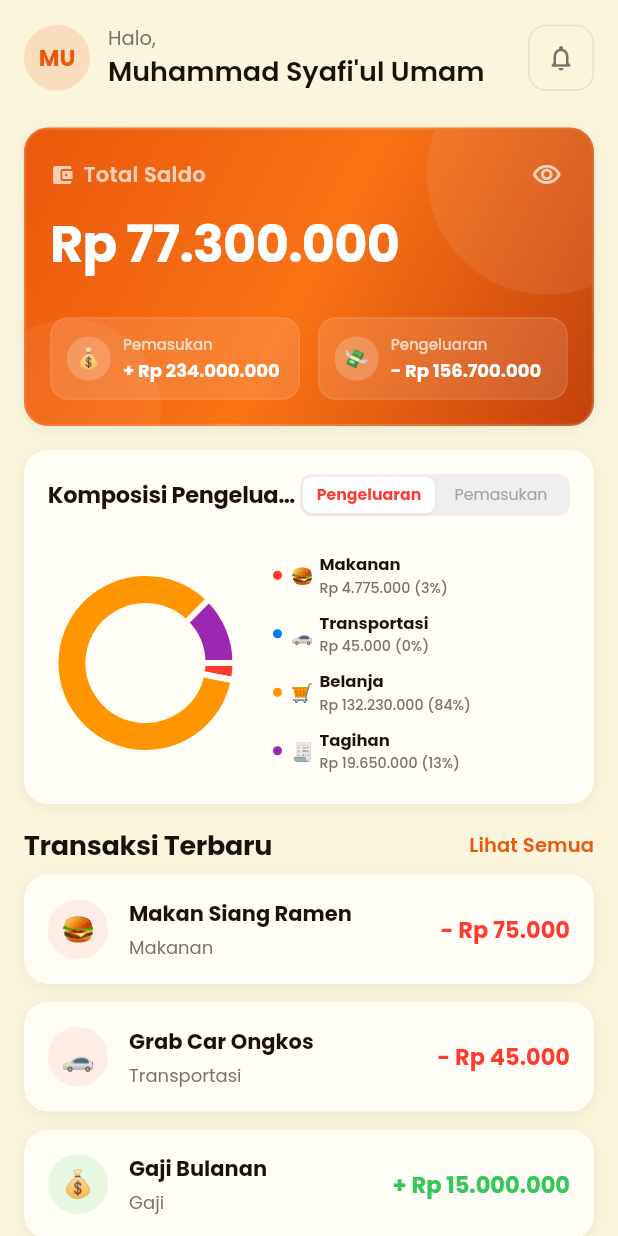
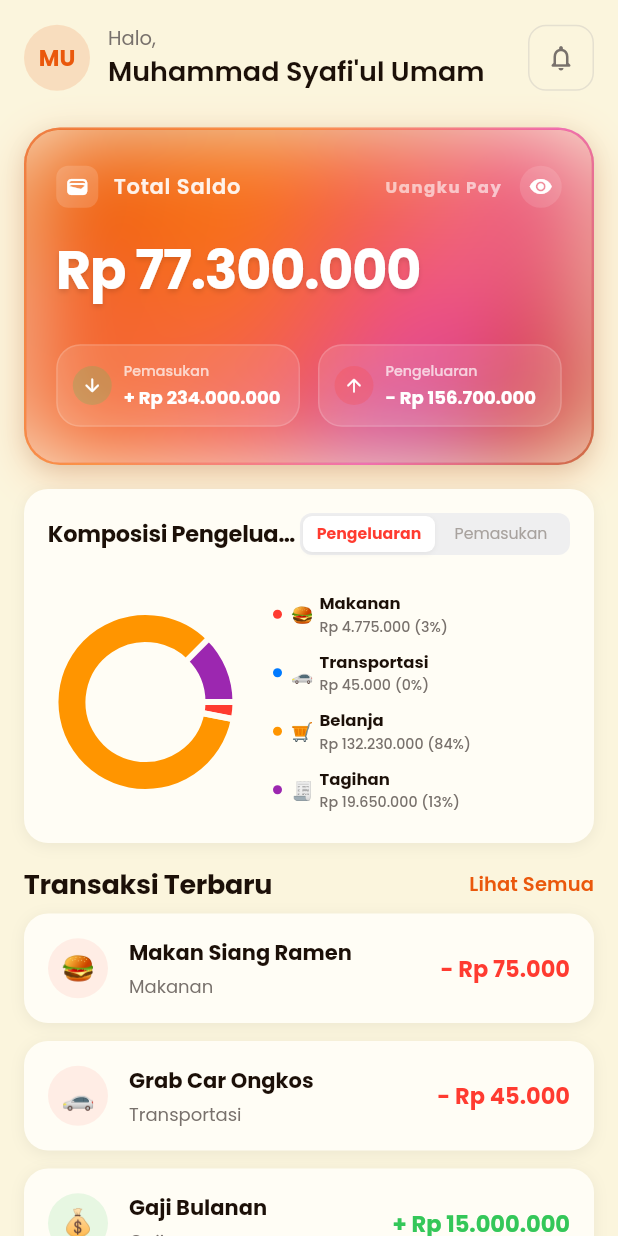
Before and after one commit to Umam07/Uangku, a Flutter app: the HomeTab screen opened directly with empty values, on a phone screen of 412 x 824 dp. Run offline on Flutter 3.47's test engine with Material 3 defaults, Android fonts, the phone set to English and light mode, and no system bars; drawn by our look-alikes of fl_chart; our stand-ins replace camera, google_fonts, image_picker, permission_handler, shared_preferences; missing offline and left inert: google_mlkit_text_recognition; accounts and stored records are empty.

Commit message:
design: Redesign and polish total balance card with glassmorphism and mesh gradient

```diff
--- a/lib/screens/home_tab.dart
+++ b/lib/screens/home_tab.dart
@@ -1,3 +1,4 @@
+import 'dart:ui';
 import 'package:flutter/material.dart';
 import 'package:flutter/services.dart';
 import 'package:fl_chart/fl_chart.dart';
@@ -214,61 +215,151 @@ class _HomeTabState extends State<HomeTab> {
     );
   }
 
+  Widget _buildGlassStatPanel({
+    required String title,
+    required String amount,
+    required IconData icon,
+    required Color iconColor,
+  }) {
+    return Container(
+      padding: const EdgeInsets.symmetric(horizontal: 10, vertical: 10),
+      decoration: BoxDecoration(
+        color: Colors.white.withValues(alpha: 0.12),
+        borderRadius: BorderRadius.circular(16),
+        border: Border.all(
+          color: Colors.white.withValues(alpha: 0.15),
+          width: 1.0,
+        ),
+      ),
+      child: Row(
+        children: [
+          Container(
+            padding: const EdgeInsets.all(6),
+            decoration: BoxDecoration(
+              color: iconColor.withValues(alpha: 0.2),
+              shape: BoxShape.circle,
+            ),
+            child: Icon(
+              icon,
+              color: Colors.white,
+              size: 14,
+            ),
+          ),
+          const SizedBox(width: 8),
+          Expanded(
+            child: Column(
+              crossAxisAlignment: CrossAxisAlignment.start,
+              mainAxisSize: MainAxisSize.min,
+              children: [
+                Text(
+                  title,
+                  style: TextStyle(
+                    color: Colors.white.withValues(alpha: 0.7),
+                    fontSize: 9.5,
+                    fontWeight: FontWeight.w500,
+                  ),
+                ),
+                const SizedBox(height: 2),
+                Text(
+                  amount,
+                  style: const TextStyle(
+                    color: Colors.white,
+                    fontSize: 12,
+                    fontWeight: FontWeight.bold,
+                    fontFeatures: [FontFeature.tabularFigures()],
+                  ),
+                  overflow: TextOverflow.ellipsis,
+                ),
+              ],
+            ),
+          ),
+        ],
+      ),
+    );
+  }
+
   Widget _buildBalanceCard(bool isDark, ThemeData theme) {
     return Container(
       width: double.infinity,
       decoration: BoxDecoration(
-        gradient: const LinearGradient(
-          colors: [AppColors.primary, Color(0xFFF97316), AppColors.primaryDark],
+        gradient: LinearGradient(
+          colors: [
+            AppColors.primary,
+            const Color(0xFFF97316),
+            const Color(0xFFEC4899),
+            AppColors.primaryDark,
+          ],
           begin: Alignment.topLeft,
           end: Alignment.bottomRight,
+          stops: const [0.0, 0.35, 0.7, 1.0],
         ),
-        borderRadius: BorderRadius.circular(AppSpacing.radiusCard), // 16
+        borderRadius: BorderRadius.circular(24),
         boxShadow: [
           BoxShadow(
-            color: Colors.black.withValues(alpha: 0.06), // shadow y:2, blur:8, rgba(0,0,0,0.06)
-            blurRadius: 8,
-            offset: const Offset(0, 2),
+            color: AppColors.primary.withValues(alpha: 0.25),
+            blurRadius: 24,
+            offset: const Offset(0, 8),
+          ),
+          BoxShadow(
+            color: Colors.black.withValues(alpha: 0.08),
+            blurRadius: 10,
+            offset: const Offset(0, 4),
           ),
         ],
         border: Border.all(
-          color: Colors.white.withValues(alpha: 0.15),
+          color: Colors.white.withValues(alpha: 0.22),
           width: 1.5,
         ),
       ),
       child: ClipRRect(
-        borderRadius: BorderRadius.circular(AppSpacing.radiusCard - 1.5),
+        borderRadius: BorderRadius.circular(22.5),
         child: Stack(
           children: [
-            // Abstract decorative circles for premium design
+            // Abstract decorative circles/shapes with blur for mesh gradient effect
             Positioned(
-              right: -50,
-              top: -50,
+              right: -20,
+              top: -30,
               child: Container(
-                width: 160,
-                height: 160,
+                width: 150,
+                height: 150,
                 decoration: BoxDecoration(
-                  color: Colors.white.withValues(alpha: 0.08),
+                  color: const Color(0xFFFDE047).withValues(alpha: 0.15),
                   shape: BoxShape.circle,
                 ),
               ),
             ),
             Positioned(
-              left: -30,
-              bottom: -50,
+              left: -40,
+              bottom: -40,
               child: Container(
-                width: 120,
-                height: 120,
+                width: 180,
+                height: 180,
                 decoration: BoxDecoration(
-                  color: Colors.white.withValues(alpha: 0.06),
+                  color: const Color(0xFFEC4899).withValues(alpha: 0.2),
                   shape: BoxShape.circle,
                 ),
               ),
             ),
-
-            // Card Content
+            Positioned(
+              right: 60,
+              bottom: -80,
+              child: Container(
+                width: 140,
+                height: 140,
+                decoration: BoxDecoration(
+                  color: const Color(0xFF3B82F6).withValues(alpha: 0.15),
+                  shape: BoxShape.circle,
+                ),
+              ),
+            ),
+            Positioned.fill(
+              child: BackdropFilter(
+                filter: ImageFilter.blur(sigmaX: 30, sigmaY: 30),
+                child: Container(color: Colors.transparent),
+              ),
+            ),
             Padding(
-              padding: const EdgeInsets.all(AppSpacing.l), // padding 16
+              padding: const EdgeInsets.symmetric(horizontal: 20.0, vertical: 24.0),
               child: Column(
                 crossAxisAlignment: CrossAxisAlignment.start,
                 children: [
@@ -276,56 +367,88 @@ class _HomeTabState extends State<HomeTab> {
                     mainAxisAlignment: MainAxisAlignment.spaceBetween,
                     children: [
                       Row(
-                        children: const [
-                          Icon(
-                            Icons.account_balance_wallet_rounded,
-                            color: Colors.white70,
-                            size: 16,
+                        children: [
+                          Container(
+                            padding: const EdgeInsets.all(6),
+                            decoration: BoxDecoration(
+                              color: Colors.white.withValues(alpha: 0.15),
+                              borderRadius: BorderRadius.circular(8),
+                            ),
+                            child: const Icon(
+                              Icons.wallet_rounded,
+                              color: Colors.white,
+                              size: 16,
+                            ),
                           ),
-                          SizedBox(width: 6),
+                          const SizedBox(width: 10),
                           Text(
                             'Total Saldo',
                             style: TextStyle(
-                              color: Colors.white70,
+                              color: Colors.white.withValues(alpha: 0.9),
                               fontSize: 14,
                               fontWeight: FontWeight.w600,
-                              letterSpacing: 0.2,
+                              letterSpacing: 0.5,
                             ),
                           ),
                         ],
                       ),
-                      GestureDetector(
-                        onTap: () {
-                          HapticFeedback.lightImpact();
-                          setState(() {
-                            _obscureBalance = !_obscureBalance;
-                          });
-                        },
-                        behavior: HitTestBehavior.opaque,
-                        child: Padding(
-                          padding: const EdgeInsets.all(4.0),
-                          child: Icon(
-                            _obscureBalance
-                                ? Icons.visibility_off_outlined
-                                : Icons.visibility_outlined,
-                            color: Colors.white70,
-                            size: 20,
+                      Row(
+                        children: [
+                          Text(
+                            'Uangku Pay',
+                            style: TextStyle(
+                              color: Colors.white.withValues(alpha: 0.6),
+                              fontSize: 11,
+                              fontWeight: FontWeight.bold,
+                              letterSpacing: 1.0,
+                            ),
                           ),
-                        ),
+                          const SizedBox(width: 12),
+                          GestureDetector(
+                            onTap: () {
+                              HapticFeedback.lightImpact();
+                              setState(() {
+                                _obscureBalance = !_obscureBalance;
+                              });
+                            },
+                            behavior: HitTestBehavior.opaque,
+                            child: Container(
+                              padding: const EdgeInsets.all(6),
+                              decoration: BoxDecoration(
+                                color: Colors.white.withValues(alpha: 0.12),
+                                shape: BoxShape.circle,
+                              ),
+                              child: Icon(
+                                _obscureBalance
+                                    ? Icons.visibility_off_rounded
+                                    : Icons.visibility_rounded,
+                                color: Colors.white,
+                                size: 16,
+                              ),
+                            ),
+                          ),
+                        ],
                       ),
                     ],
                   ),
-                  const SizedBox(height: 8),
+                  const SizedBox(height: 16),
                   Text(
                     _obscureBalance
                         ? 'Rp ••••••'
                         : '${_totalBalance < 0 ? '-' : ''}${_formatCurrency(_totalBalance)}',
                     style: const TextStyle(
                       color: Colors.white,
-                      fontSize: 34,
+                      fontSize: 36,
                       fontWeight: FontWeight.bold,
-                      letterSpacing: -0.5,
+                      letterSpacing: -0.8,
                       fontFeatures: [FontFeature.tabularFigures()],
+                      shadows: [
+                        Shadow(
+                          color: Colors.black12,
+                          offset: Offset(0, 2),
+                          blurRadius: 4,
+                        ),
+                      ],
                     ),
                   ),
                   const SizedBox(height: 24),
@@ -333,102 +456,21 @@ class _HomeTabState extends State<HomeTab> {
                     children: [
                       // Income card
                       Expanded(
-                        child: Container(
-                          padding: const EdgeInsets.symmetric(horizontal: 10, vertical: 10),
-                          decoration: BoxDecoration(
-                            color: Colors.white.withValues(alpha: 0.12),
-                            borderRadius: BorderRadius.circular(AppSpacing.radiusButton), // 12
-                            border: Border.all(
-                              color: Colors.white.withValues(alpha: 0.1),
-                              width: 1,
-                            ),
-                          ),
-                          child: Row(
-                            children: [
-                              Container(
-                                padding: const EdgeInsets.all(6),
-                                decoration: BoxDecoration(
-                                  color: Colors.white.withValues(alpha: 0.2),
-                                  shape: BoxShape.circle,
-                                ),
-                                child: const Text('💰', style: TextStyle(fontSize: 14)),
-                              ),
-                              const SizedBox(width: 8),
-                              Expanded(
-                                child: Column(
-                                  crossAxisAlignment: CrossAxisAlignment.start,
-                                  children: [
-                                    const Text(
-                                      'Pemasukan',
-                                      style: TextStyle(color: Colors.white70, fontSize: 10, fontWeight: FontWeight.w500),
-                                    ),
-                                    const SizedBox(height: 2),
-                                    Text(
-                                      _obscureBalance ? 'Rp ••••••' : '+ ${_formatCurrency(_totalIncome)}',
-                                      style: const TextStyle(
-                                        color: Colors.white,
-                                        fontSize: 12,
-                                        fontWeight: FontWeight.bold,
-                                        fontFeatures: [FontFeature.tabularFigures()],
-                                      ),
-                                      overflow: TextOverflow.ellipsis,
-                                    ),
-                                  ],
-                                ),
-                              ),
-                            ],
-                          ),
+                        child: _buildGlassStatPanel(
+                          title: 'Pemasukan',
+                          amount: _obscureBalance ? 'Rp ••••••' : '+ ${_formatCurrency(_totalIncome)}',
+                          icon: Icons.arrow_downward_rounded,
+                          iconColor: const Color(0xFF34C759),
                         ),
                       ),
                       const SizedBox(width: 12),
-
                       // Expense card
                       Expanded(
-                        child: Container(
-                          padding: const EdgeInsets.symmetric(horizontal: 10, vertical: 10),
-                          decoration: BoxDecoration(
-                            color: Colors.white.withValues(alpha: 0.12),
-                            borderRadius: BorderRadius.circular(AppSpacing.radiusButton), // 12
-                            border: Border.all(
-                              color: Colors.white.withValues(alpha: 0.1),
-                              width: 1,
-                            ),
-                          ),
-                          child: Row(
-                            children: [
-                              Container(
-                                padding: const EdgeInsets.all(6),
-                                decoration: BoxDecoration(
-                                  color: Colors.white.withValues(alpha: 0.2),
-                                  shape: BoxShape.circle,
-                                ),
-                                child: const Text('💸', style: TextStyle(fontSize: 14)),
-                              ),
-                              const SizedBox(width: 8),
-                              Expanded(
-                                child: Column(
-                                  crossAxisAlignment: CrossAxisAlignment.start,
-                                  children: [
-                                    const Text(
-                                      'Pengeluaran',
-                                      style: TextStyle(color: Colors.white70, fontSize: 10, fontWeight: FontWeight.w500),
-                                    ),
-                                    const SizedBox(height: 2),
-                                    Text(
-                                      _obscureBalance ? 'Rp ••••••' : '- ${_formatCurrency(_totalExpense)}',
-                                      style: const TextStyle(
-                                        color: Colors.white,
-                                        fontSize: 12,
-                                        fontWeight: FontWeight.bold,
-                                        fontFeatures: [FontFeature.tabularFigures()],
-                                      ),
-                                      overflow: TextOverflow.ellipsis,
-                                    ),
-                                  ],
-                                ),
-                              ),
-                            ],
-                          ),
+                        child: _buildGlassStatPanel(
+                          title: 'Pengeluaran',
+                          amount: _obscureBalance ? 'Rp ••••••' : '- ${_formatCurrency(_totalExpense)}',
+                          icon: Icons.arrow_upward_rounded,
+                          iconColor: const Color(0xFFFF3B30),
                         ),
                       ),
                     ],
```
